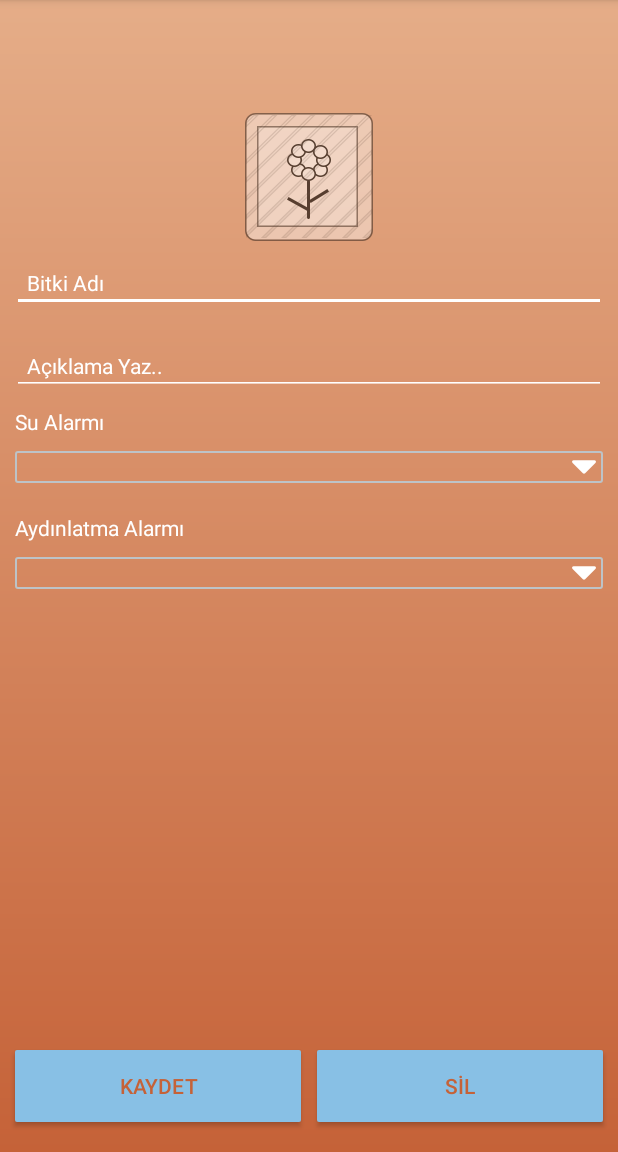
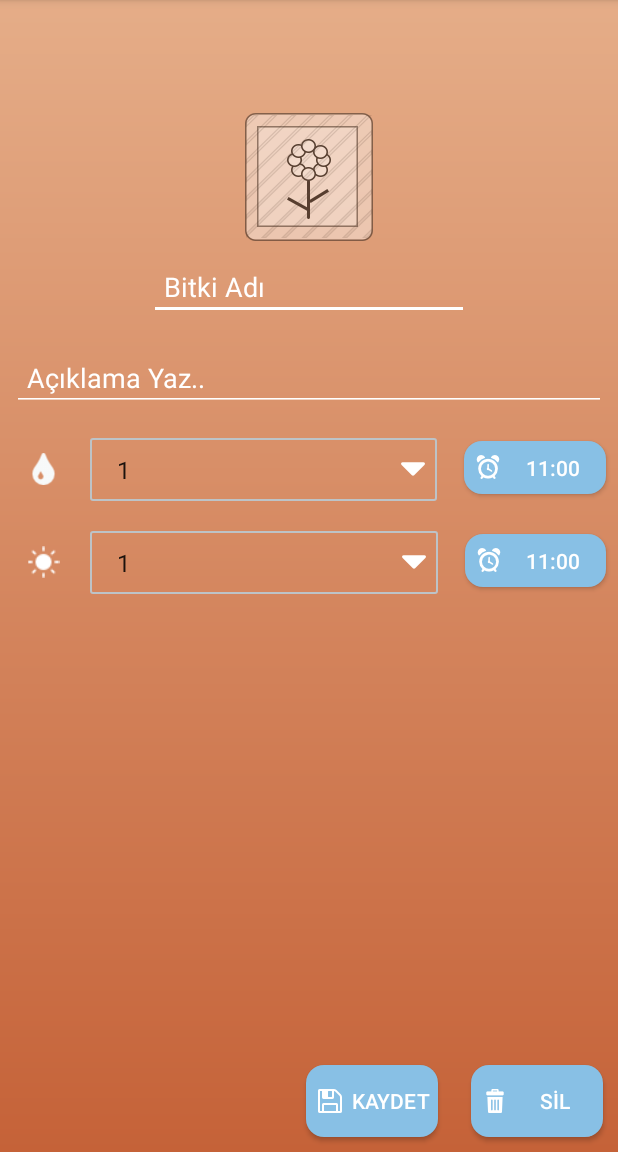
Before and after one commit to sumeyyesaricam/PlantCare, an Android app: the fragment PlantDetailFragment shown on its own in the app's theme, on a phone screen of 412 x 824 dp, the part 84-1236 px from its top. Run offline under Robolectric (Android 15) with nearby library versions, the phone set to English and light mode, and no system bars; our stand-ins replace Dagger/Hilt's generated code, RxJava, data binding; 1 statement that could not run was skipped.

Commit message:
'spinnereklendi.alarmikoneklendi.'

```diff
--- a/app/src/main/java/example/smyy/plantcare/data/AppDatabase.kt
+++ b/app/src/main/java/example/smyy/plantcare/data/AppDatabase.kt
@@ -7,7 +7,7 @@ import androidx.room.RoomDatabase
 import example.smyy.plantcare.data.dao.PlantDao
 import example.smyy.plantcare.data.model.db.Plant
 
-@Database(entities = [Plant::class], version = 2, exportSchema = false)
+@Database(entities = [Plant::class], version = 3, exportSchema = false)
 abstract class AppDatabase : RoomDatabase() {
 
     abstract fun plantDao(): PlantDao
--- a/app/src/main/java/example/smyy/plantcare/ui/plant/AddPlantFragment.kt
+++ b/app/src/main/java/example/smyy/plantcare/ui/plant/AddPlantFragment.kt
@@ -15,6 +15,7 @@ import example.smyy.plantcare.databinding.FragmentAddPlantBinding
 import example.smyy.plantcare.ui.AddCallback
 import example.smyy.plantcare.util.Config
 import example.smyy.plantcare.util.ViewModelFactory
+import example.smyy.plantcare.viewmodel.PlantItemViewModel
 import example.smyy.plantcare.viewmodel.PlantViewModel
 import javax.inject.Inject
 
@@ -29,12 +30,15 @@ class AddPlantFragment : Fragment() {
     override fun onCreateView(inflater: LayoutInflater, container: ViewGroup?, savedInstanceState: Bundle?): View? {
         val binding = FragmentAddPlantBinding.inflate(inflater, container, false)
         subscribeUi()
+        var count: List<Int> = (1..10).toList()
         //binding.spinner_water
+        //binding.viewmodel = PlantItemViewModel(plant, null)
         binding.callback = object : AddCallback {
 
             override fun onClickSave(view: View) {
                 val name = binding.etName.text.toString()
                 val description = binding.etDescription.getText().toString()
+                //val water:Int= binding.spinnerWater.selectedItem as Int
                 val item = Plant(name, description, 1, 2, 2, 2, "")
                 plantViewModel.insertPlant(item)
                 var activity = activity as PlantListActivity
@@ -62,5 +66,6 @@ class AddPlantFragment : Fragment() {
 
     private fun subscribeUi() {
         plantViewModel = ViewModelProviders.of(this, viewModelFactory).get(PlantViewModel::class.java)
+
     }
 }
--- a/app/src/main/java/example/smyy/plantcare/ui/plant/PlantDetailFragment.kt
+++ b/app/src/main/java/example/smyy/plantcare/ui/plant/PlantDetailFragment.kt
@@ -1,5 +1,6 @@
 package example.smyy.plantcare.ui.plant
 
+import android.R
 import android.content.Context
 import android.content.Intent
 import android.os.Bundle
@@ -7,6 +8,7 @@ import android.provider.MediaStore
 import android.view.LayoutInflater
 import android.view.View
 import android.view.ViewGroup
+import android.widget.ArrayAdapter
 import androidx.fragment.app.Fragment
 import androidx.lifecycle.ViewModelProviders
 import dagger.android.support.AndroidSupportInjection
@@ -41,9 +43,11 @@ class PlantDetailFragment : Fragment() {
         }
     }
 
-    override fun onCreateView(inflater: LayoutInflater, container: ViewGroup?, savedInstanceState: Bundle?): View? {
+    override fun onCreateView(inflater: LayoutInflater, container: ViewGroup?, savedInstanceState: Bundle?): View {
         val binding = FragmentPlantDetailBinding.inflate(inflater, container, false)
         subscribeUi()
+        binding.spinnerWater.adapter= ArrayAdapter(binding.root.context, R.layout.simple_spinner_item, (1..10).toList())
+        binding.spinnerSun.adapter= ArrayAdapter(binding.root.context, R.layout.simple_spinner_item, (1..10).toList())
         binding.viewmodel = PlantItemViewModel(plant, null)
         binding.callback = object : DetailCallback {
             override fun onClickPlantImage(view: View) {
--- a/app/src/main/res/drawable/button_bg.xml
+++ b/app/src/main/res/drawable/button_bg.xml
@@ -2,7 +2,7 @@
 <shape xmlns:android="http://schemas.android.com/apk/res/android"
     android:shape="rectangle">
 
-    <corners android:radius="1dp" />
+    <corners android:radius="12dp" />
     <solid android:color="#88c0e5" />
 
 </shape>
--- a/app/src/main/res/drawable/spinner_bg.xml
+++ b/app/src/main/res/drawable/spinner_bg.xml
@@ -11,10 +11,10 @@
                         android:color="#BDC3C7" />
                     <corners
                         android:radius="1dp" />
-                    <padding android:bottom="3dp"
-                        android:left="3dp"
-                        android:right="5dp"
-                        android:top="3dp" />
+                    <padding android:bottom="8dp"
+                        android:left="8dp"
+                        android:right="8dp"
+                        android:top="8dp" />
                 </shape>
             </item>
             <item>
--- a/app/src/main/res/layout/fragment_plant_detail.xml
+++ b/app/src/main/res/layout/fragment_plant_detail.xml
@@ -1,5 +1,6 @@
 <?xml version="1.0" encoding="utf-8"?>
-<layout xmlns:android="http://schemas.android.com/apk/res/android">
+<layout xmlns:app="http://schemas.android.com/apk/res-auto"
+    xmlns:android="http://schemas.android.com/apk/res/android">
 
     <data>
         <variable
@@ -29,76 +30,117 @@
 
         <EditText
             android:id="@+id/etName"
-            android:layout_width="match_parent"
+            android:layout_width="wrap_content"
             android:layout_height="wrap_content"
+            android:layout_alignParentStart="true"
             android:layout_alignParentBottom="true"
-            android:layout_alignParentStart="true"
+            android:layout_gravity="center"
             android:layout_margin="8dp"
-            android:padding="10dp"
-            android:textColorHint="@android:color/white"
             android:backgroundTint="@android:color/white"
             android:ems="10"
             android:hint="@string/plant_name"
+            android:inputType="textNoSuggestions"
+            android:padding="10dp"
+            android:text="@{viewmodel.name}"
             android:textColor="@android:color/white"
-            android:inputType="textNoSuggestions"
-            android:text="@{viewmodel.name}"
-            android:textSize="14sp" />
+            android:textColorHint="@android:color/white" />
 
         <EditText
             android:id="@+id/etDescription"
             android:layout_width="match_parent"
             android:layout_height="wrap_content"
+            android:layout_below="@+id/btnCreateAlarm"
+            android:layout_alignParentStart="true"
+            android:layout_alignParentEnd="true"
             android:layout_alignParentBottom="true"
-            android:textColorHint="@android:color/white"
-            android:layout_alignParentEnd="true"
-            android:textColor="@android:color/white"
+            android:layout_gravity="center"
+            android:layout_margin="8dp"
             android:backgroundTint="@android:color/white"
-            android:layout_alignParentStart="true"
-            android:layout_below="@+id/btnCreateAlarm"
-            android:layout_margin="8dp"
             android:ems="10"
             android:hint="@string/write_description"
             android:inputType="textNoSuggestions"
             android:padding="10dp"
             android:text="@{viewmodel.description}"
-            android:textSize="14sp" />
+            android:textColor="@android:color/white"
+            android:textColorHint="@android:color/white" />
 
-        <TextView
-            android:id="@+id/textView"
+        <LinearLayout
             android:layout_width="match_parent"
             android:layout_height="wrap_content"
-            android:layout_marginLeft="10dp"
-            android:text="@string/water_alarm"
-            android:textColor="@android:color/white"
-            android:textSize="14sp" />
+            android:orientation="horizontal">
+
+            <ImageView
+                android:id="@+id/imageView"
+                android:layout_width="36dp"
+                android:layout_height="21dp"
+                android:layout_gravity="center"
+                android:layout_marginLeft="8dp"
+                android:layout_weight="1"
+                app:srcCompat="@mipmap/drop" />
 
             <Spinner
-            android:id="@+id/spinner_water"
-            android:layout_width="match_parent"
+                android:id="@+id/spinnerWater"
+                style="@style/spinner_style"
+                android:layout_width="231dp"
                 android:layout_height="wrap_content"
                 android:layout_marginTop="10dp"
-            style="@style/spinner_style"
+                android:padding="10dp"
                 android:textColor="@android:color/white"
                 android:theme="@style/AppTheme" />
 
-        <TextView
-            android:id="@+id/textView2"
+
+            <Button
+                android:id="@+id/button33"
+                android:layout_width="wrap_content"
+                android:layout_height="35dp"
+                android:layout_margin="8dp"
+                android:layout_weight="1"
+                android:background="@drawable/button_bg"
+                android:drawableLeft="@mipmap/alarm"
+                android:paddingLeft="8dp"
+                android:text="11:00"
+                android:textColor="@android:color/white" />
+        </LinearLayout>
+        <LinearLayout
             android:layout_width="match_parent"
             android:layout_height="wrap_content"
-            android:layout_marginLeft="10dp"
-            android:textColor="@android:color/white"
-            android:layout_marginTop="10dp"
-            android:text="Aydınlatma Alarmı" />
+            android:orientation="horizontal">
+
+            <ImageView
+                android:id="@+id/imageView3"
+                android:layout_width="36dp"
+                android:layout_height="21dp"
+                android:layout_gravity="center"
+                android:layout_marginLeft="8dp"
+                android:layout_weight="1"
+                app:srcCompat="@mipmap/sun_white" />
 
             <Spinner
-            android:id="@+id/spinner_sun"
-            android:layout_width="match_parent"
+                android:id="@+id/spinnerSun"
+                style="@style/spinner_style"
+                android:layout_width="232dp"
                 android:layout_height="wrap_content"
+                android:layout_marginTop="10dp"
+                android:padding="10dp"
                 android:textColor="@android:color/white"
-            style="@style/spinner_style"
-            android:layout_marginTop="10dp" />
+                android:theme="@style/AppTheme" />
 
-        <LinearLayout
+
+            <Button
+                android:id="@+id/button34"
+                android:layout_width="wrap_content"
+                android:layout_height="35dp"
+                android:layout_margin="8dp"
+                android:layout_weight="1"
+                android:background="@drawable/button_bg"
+                android:drawableLeft="@mipmap/alarm"
+                android:paddingLeft="8dp"
+                android:text="11:00"
+                android:textColor="@android:color/white" />
+        </LinearLayout>
+
+
+        <RelativeLayout
             android:layout_width="match_parent"
             android:layout_height="match_parent"
             android:layout_gravity="end"
@@ -110,29 +152,33 @@
                 android:id="@+id/button"
                 android:layout_width="wrap_content"
                 android:layout_height="wrap_content"
+                android:layout_alignParentEnd="true"
+                android:layout_alignParentBottom="true"
+                android:layout_marginStart="10dp"
+                android:layout_marginTop="10dp"
+                android:layout_marginEnd="120dp"
                 android:layout_marginBottom="10dp"
-                android:layout_marginLeft="10dp"
-                android:layout_marginRight="5dp"
-                android:layout_weight="1"
                 android:background="@drawable/button_bg"
+                android:drawableLeft="@mipmap/save_white"
                 android:onClick="@{callback::onClickEdit}"
-                android:padding="5dp"
+                android:paddingLeft="8dp"
                 android:text="@string/save"
-                android:textColor="@color/colorPrimaryDark" />
+                android:textColor="@android:color/white" />
 
             <Button
                 android:id="@+id/button2"
                 android:layout_width="wrap_content"
                 android:layout_height="wrap_content"
-                android:layout_marginBottom="10dp"
-                android:layout_marginLeft="5dp"
-                android:layout_marginRight="10dp"
-                android:layout_weight="1"
+                android:layout_alignParentEnd="true"
+                android:layout_alignParentBottom="true"
+                android:layout_margin="10dp"
                 android:background="@drawable/button_bg"
+                android:drawableLeft="@mipmap/remove"
                 android:onClick="@{callback::onClickRemove}"
+                android:paddingLeft="8dp"
                 android:text="@string/remove"
-                android:textColor="@color/colorPrimaryDark" />
-        </LinearLayout>
+                android:textColor="@android:color/white" />
+        </RelativeLayout>
 
     </LinearLayout>
 </layout>
--- a/app/src/main/res/values/colors.xml
+++ b/app/src/main/res/values/colors.xml
@@ -4,4 +4,5 @@
     <color name="colorPrimaryDark">#C56238</color>
     <color name="colorAccent">#D81B60</color>
     <color name="white_transparent">#99ffffff</color>
+    <color name="colorBlue">#88c0e5</color>
 </resources>
```
Also changed, not shown: app/src/main/java/example/smyy/plantcare/data/model/db/Plant.kt (+4 -4 lines), app/src/main/java/example/smyy/plantcare/viewmodel/PlantItemViewModel.kt (+8 -29 lines), app/src/main/res/layout/fragment_add_plant.xml (+87 -38 lines), app/src/main/res/layout/item_plant.xml (+17 -9 lines), app/src/main/res/mipmap-hdpi/alarm.png, app/src/main/res/mipmap-hdpi/save.png (deleted), app/src/main/res/mipmap-hdpi/save_white.png (added), app/src/main/res/mipmap-hdpi/sun_white.png (added), app/src/main/res/mipmap-mdpi/background.jpg (deleted), app/src/main/res/mipmap-mdpi/plant.png (deleted), app/src/main/res/mipmap-mdpi/pot.png (deleted). Lines whose indentation alone changed are shown as unchanged.
